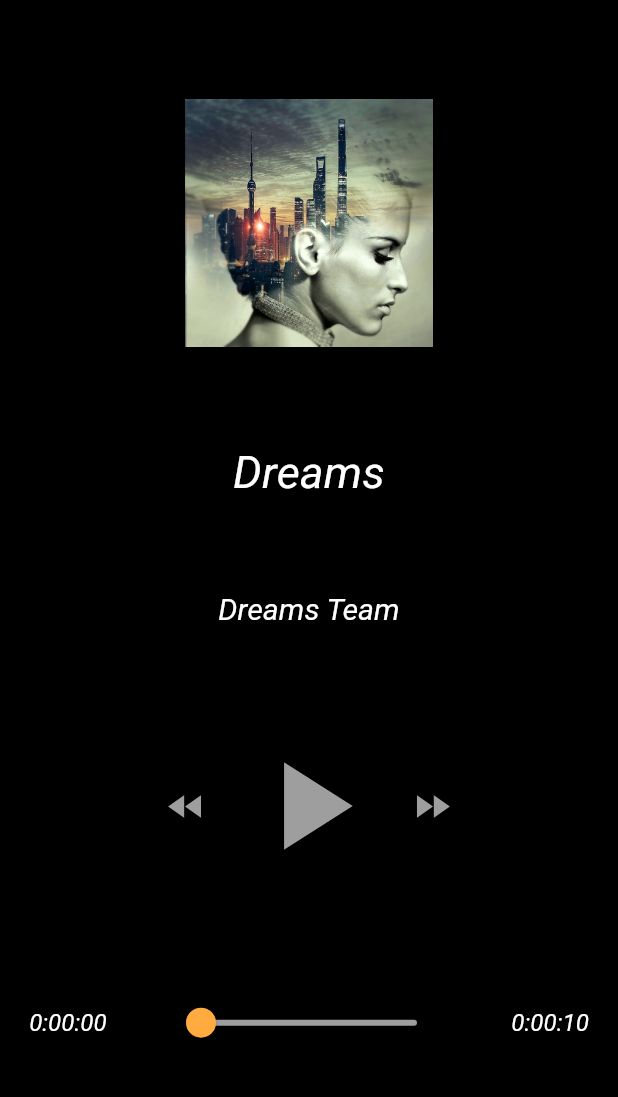
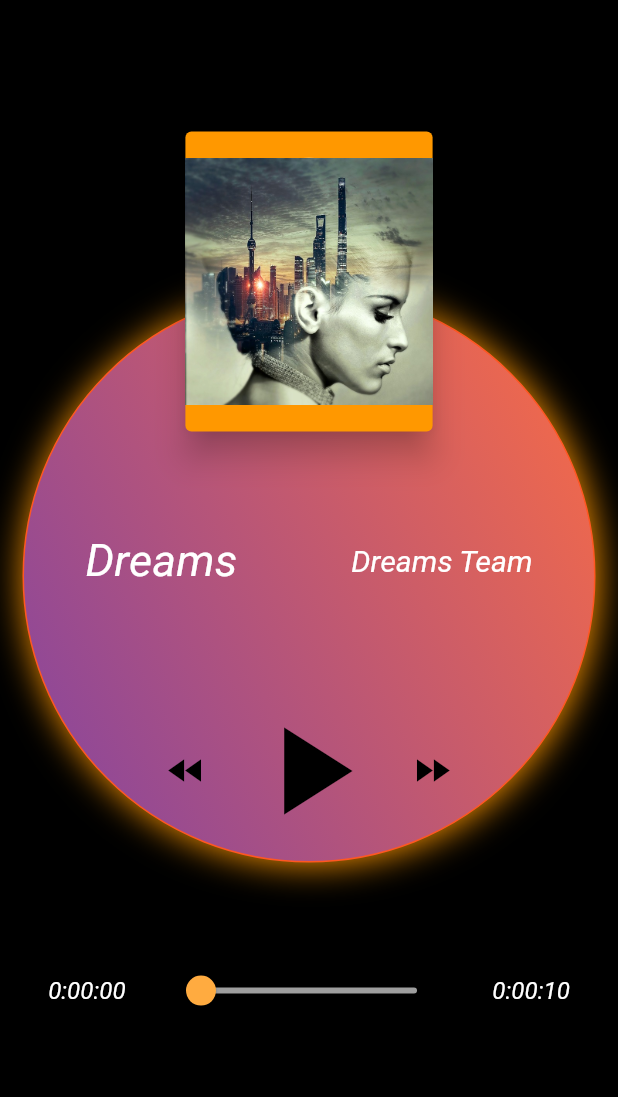
Before and after one commit to Jonathanlight/flutter_music_run, a Flutter app: the screen it shows after launch, on a phone screen of 412 x 824 dp, the part 84-1181 px from its top. Run offline on Flutter 3.47's test engine with Material 2 defaults, Android fonts, the light colour scheme and no system bars; missing offline and left inert: audioplayer2.

Commit message:
review design

```diff
--- a/music/lib/main.dart
+++ b/music/lib/main.dart
@@ -63,18 +63,58 @@ class _MyHomePageState extends State<MyHomePage> {
       ),
       backgroundColor: Colors.black,
       body: Center(
+        child: new Container(
+          margin: const EdgeInsets.all(15.0),
+          padding: const EdgeInsets.all(3.0),
+          decoration: new BoxDecoration(
+            gradient: LinearGradient(
+                    colors: [
+                      Colors.deepOrangeAccent,
+                      Colors.deepPurple,
+                    ],
+                    begin: FractionalOffset(1.2, 0.4),
+                    end: FractionalOffset(-0.3, 0.8),
+                    stops: [0.0, 1.0],
+                  ),
+            border: new Border.all(
+              color: Colors.deepOrange,
+              style: BorderStyle.solid
+            ),
+            boxShadow: <BoxShadow>[
+              BoxShadow(
+                color: Colors.orange,
+                offset: Offset(1.0, 0.9),
+                blurRadius: 20.0,
+              ),
+            ],
+            shape: BoxShape.circle,
+          ),
           child: Column(
             mainAxisAlignment: MainAxisAlignment.spaceEvenly,
             children: <Widget>[
               new Card(
                 elevation: 9.0,
+                color: Colors.orange,
                 child: Container(
+                  decoration: new BoxDecoration(
+                    shape: BoxShape.circle,
+                  ),
                   width: MediaQuery.of(context).size.width / 2.5,
-                child: new Image.asset(playlistNow.imagePath),
+                  child: CircleAvatar(
+                    radius: 100.0,
+                    child: Image.asset(
+                      playlistNow.imagePath,
                     ),
                   ),
+                ),
+              ),
+              new Row(
+                mainAxisAlignment: MainAxisAlignment.spaceAround,
+                children: <Widget>[
                   textStyleWidget(playlistNow.title, 1.5),
                 textStyleWidget(playlistNow.artiste, 1.0),
+                ],
+              ),
               new Row(
                 mainAxisAlignment: MainAxisAlignment.center,
                 children: <Widget>[
@@ -91,22 +131,22 @@ class _MyHomePageState extends State<MyHomePage> {
                 children: <Widget>[
                   textStyleWidget(fromDuration(position), 0.8),
                   new Slider(
-                  value: position.inSeconds.toDouble(),
+                    value: position?.inMilliseconds?.toDouble() ?? 0.0,
                     min: 0.0,
-                  max: 30.0,
+                    max: duree.inMilliseconds.toDouble(),
                     inactiveColor: Colors.grey,
                     activeColor: Colors.orangeAccent,
                     onChanged: (double d) {
                       setState(() {
-                      audioPlayer.seek(d);
+                        audioPlayer.seek((d / 1000).roundToDouble());
                       });
-                  },
-                ),
+                  }),
                   textStyleWidget(fromDuration(duree), 0.8),
                 ],
               ),
 
             ],
+          ),
         ),
       ), // This trailing comma makes auto-formatting nicer for build methods.
     );
@@ -115,7 +155,7 @@ class _MyHomePageState extends State<MyHomePage> {
   IconButton buttonStyleWidget(IconData icone, double size, ActionMusic action) {
     return new IconButton(
       icon: new Icon(icone),
-      color: Colors.grey,
+      color: Colors.black,
       iconSize: size,
       onPressed: () {
         switch (action) {
@@ -178,7 +218,6 @@ class _MyHomePageState extends State<MyHomePage> {
   }
 
   String fromDuration(Duration duree) {
-    print(duree);
     return duree.toString().split('.').first;
   }
 
```
Lines whose indentation alone changed are shown as unchanged.
